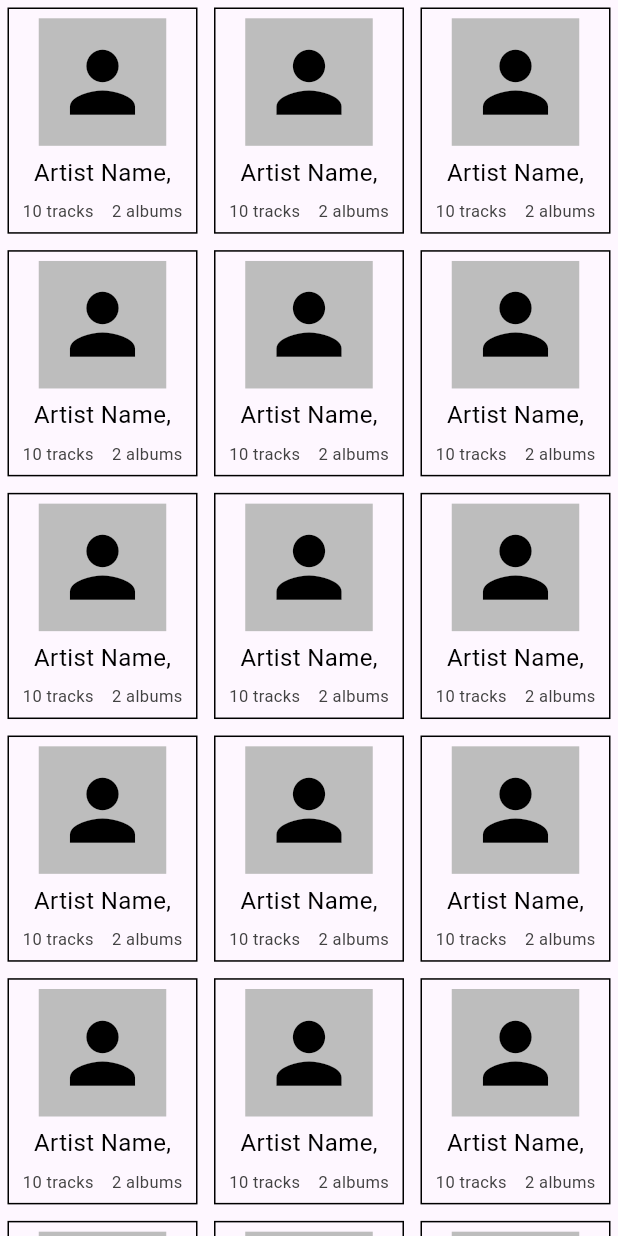
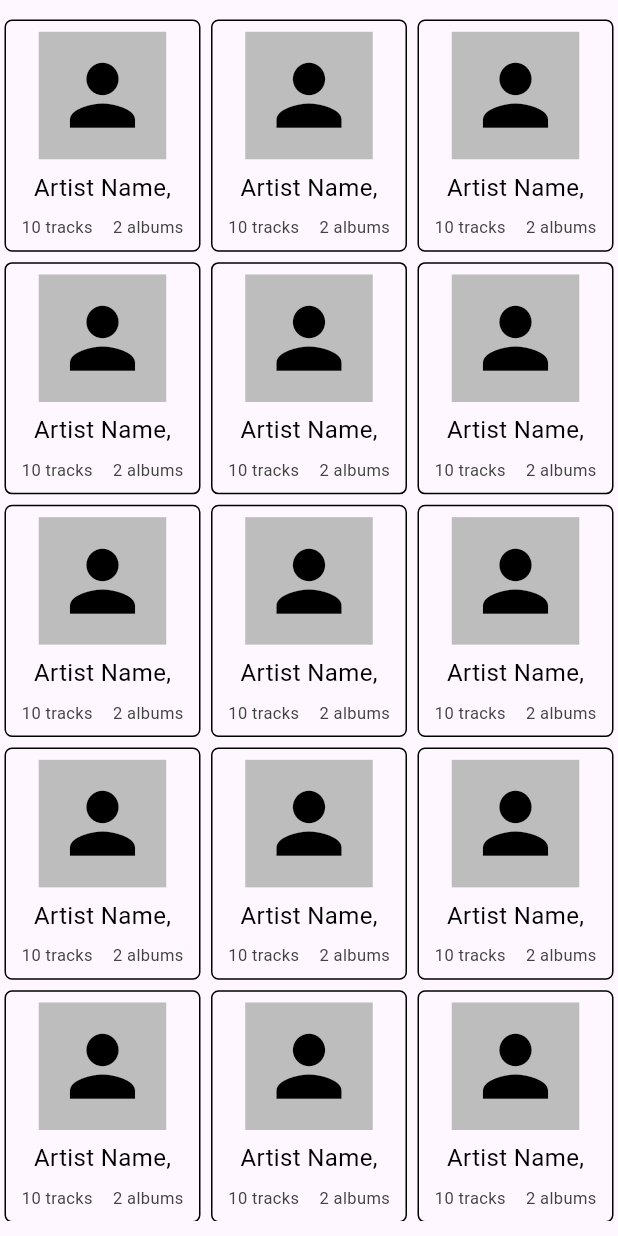
Before and after one commit to Fine-Guy-21/Flutter_Music_Player, a Flutter app: the ArtistsContainer widget shown alone on an empty page, opened directly with empty values, on a phone screen of 412 x 824 dp. Run offline on Flutter 3.47's test engine with Material 3 defaults, Android fonts, the phone set to English and light mode, and no system bars; our stand-ins replace material_design_icons_flutter.

Commit message:
spacing update

```diff
--- a/fine_music_player/lib/view/widgets/artists.dart
+++ b/fine_music_player/lib/view/widgets/artists.dart
@@ -12,7 +12,9 @@ class ArtistsContainer extends StatelessWidget {
     AppColors appColors = AppColors(isDarkMode);
 
     return artistscount > 0
-        ? GridView.builder(
+        ? Container(
+            padding: EdgeInsets.symmetric(vertical: 10),
+            child: GridView.builder(
                 shrinkWrap: true,
                 physics: BouncingScrollPhysics(),
                 gridDelegate: SliverGridDelegateWithFixedCrossAxisCount(
@@ -24,15 +26,17 @@ class ArtistsContainer extends StatelessWidget {
                 itemCount: artistscount,
                 itemBuilder: (context, index) {
                   return Container(
-                  margin: EdgeInsets.symmetric(vertical: 5, horizontal: 5),
+                      margin: EdgeInsets.symmetric(vertical: 3, horizontal: 3),
                       decoration: BoxDecoration(
                           border: Border.all(
-                          width: 1, color: appColors.primaryTextColor)),
+                              width: 1, color: appColors.primaryTextColor),
+                          borderRadius: BorderRadius.circular(5)),
                       child: GestureDetector(
                         onTap: () {},
                         child: _buildArtistsGrid(appColors),
                       ));
-            })
+                }),
+          )
         : Align(
             alignment: Alignment.center,
             child: Text('No Artists found '),
```
Also changed, not shown: fine_music_player/lib/view/widgets/albums.dart (+6 -3 lines). Lines whose indentation alone changed are shown as unchanged.
